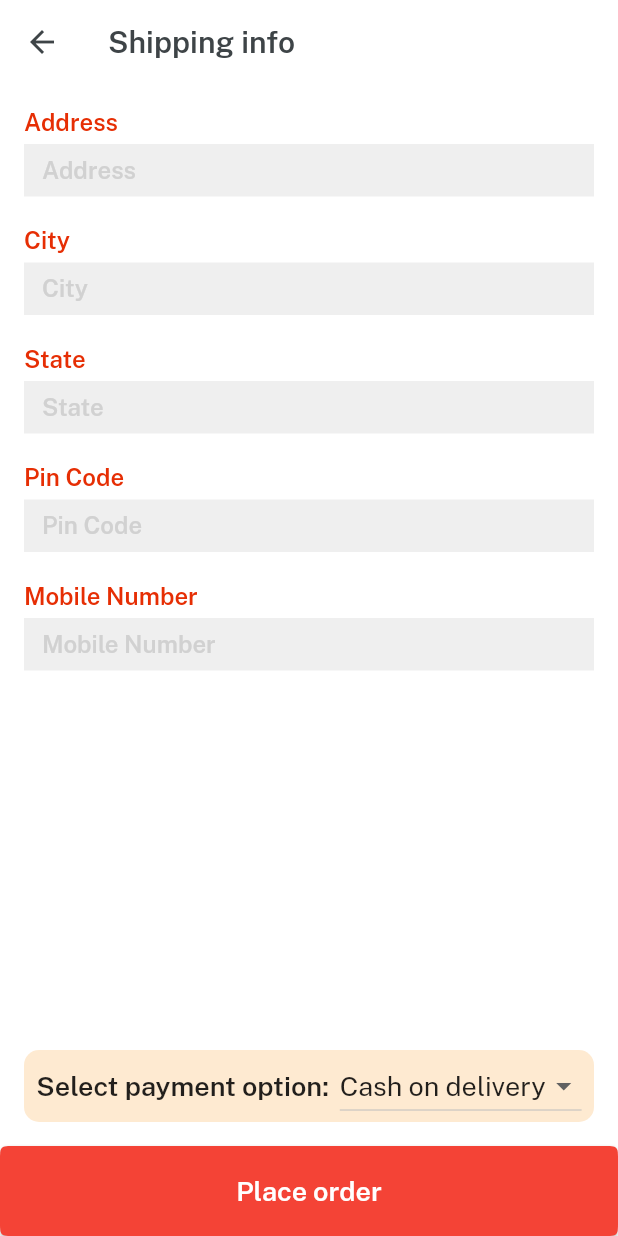
After one commit to dushyant-sharma937/eCommerce_application_user, a Flutter app: the ShippingScreen screen opened directly, on a phone screen of 412 x 824 dp. The commit adds this screen. Run offline on Flutter 3.47's test engine with Material 2 defaults, Android fonts, the phone set to English and light mode, and no system bars; our stand-ins replace cloud_firestore, connectivity_plus, firebase_auth, firebase_core, firebase_storage, get and 3 more; accounts and stored records are empty.

Commit message:
shipping_screen and wishlist_screen added

```diff
--- a/lib/consts/firebase_consts.dart
+++ b/lib/consts/firebase_consts.dart
@@ -9,3 +9,6 @@ User? currentUser = auth.currentUser;
 const userCollections = "users";
 const productCollections = "products";
 const cartCollections = "cart";
+const chatCollections = "chats";
+const messagesCollections = "messages";
+const orderCollections = "orders";
--- a/lib/consts/lists.dart
+++ b/lib/consts/lists.dart
@@ -44,3 +44,6 @@ const itemDetailButtonsList = [
 
 const profileButtonList = [orders, wishlist, messages, editProfile];
 const profileButtonIcon = [icOrder, icOrders, icMessages, icEdit];
+
+const paymentGatewayImgList = [imgPaytm, imgCod, imgPaypal];
+const paymentGatewayList = [paytm, phonepe, gpay, cod];
--- a/lib/consts/strings.dart
+++ b/lib/consts/strings.dart
@@ -48,3 +48,8 @@ const wishlist = "My Wishlist",
     orders = "My Orders",
     messages = "Messages",
     editProfile = "Edit Profile";
+
+const paytm = "Paytm",
+    phonepe = "Phonepe",
+    gpay = "GPay",
+    cod = "Cash on delivery";
--- a/lib/controllers/cart_controller.dart
+++ b/lib/controllers/cart_controller.dart
@@ -1,7 +1,23 @@
+import 'package:cloud_firestore/cloud_firestore.dart';
+import 'package:emart_app/consts/consts.dart';
+import 'package:emart_app/controllers/home_controller.dart';
+import 'package:flutter/material.dart';
 import 'package:get/get.dart';
 
 class CartController extends GetxController {
   var tprice = 0.obs;
+
+  var addressController = TextEditingController();
+  var cityController = TextEditingController();
+  var stateController = TextEditingController();
+  var pinCodeController = TextEditingController();
+  var mobileController = TextEditingController();
+
+  late dynamic productSnapshot;
+
+  var productList = [];
+
+  var orderPlaced = false.obs;
 
   calculatePrice(data) {
     tprice.value = 0;
@@ -9,4 +25,49 @@ class CartController extends GetxController {
       tprice.value += int.parse("${data[i]['tprice']}");
     }
   }
+
+  placeMyOrder({required orderPaymentMethod, required totalAmount}) async {
+    orderPlaced(true);
+    await getProductDetails();
+    await firestore.collection(orderCollections).doc().set({
+      'order_code': "233981237",
+      'order_date': FieldValue.serverTimestamp(),
+      'order_by': currentUser!.uid,
+      'order_by_name': Get.find<HomeController>().username,
+      'order_by_email': currentUser!.email,
+      'order_by_address': addressController.text,
+      'order_by_city': cityController.text,
+      'order_by_state': stateController.text,
+      'order_by_pincode': pinCodeController.text,
+      'order_by_mobile': mobileController.text,
+      'shipping_method': "Home Delivery",
+      'payment_method': orderPaymentMethod,
+      'order_placed': true,
+      'order_confirmed': false,
+      'order_delivered': false,
+      'order_on_delivery': false,
+      'total_amount': totalAmount,
+      'orders': FieldValue.arrayUnion(productList),
+    });
+    orderPlaced(false);
+  }
+
+  getProductDetails() {
+    productList.clear();
+    for (var i = 0; i < productSnapshot.length; i++) {
+      productList.add({
+        'img': productSnapshot[i]['img'],
+        'quantity': productSnapshot[i]['quantity'],
+        'title': productSnapshot[i]['title'],
+        'vendor_id': productSnapshot[i]['vendor_id'],
+        'tprice': productSnapshot[i]['tprice'],
+      });
+    }
+  }
+
+  clearCart() {
+    for (var i = 0; i < productSnapshot.length; i++) {
+      firestore.collection(cartCollections).doc(productSnapshot[i].id).delete();
+    }
+  }
 }
--- /dev/null
+++ b/lib/views/cart_screen.dart/dropdown_menu.dart
@@ -0,0 +1,40 @@
+import 'package:emart_app/consts/consts.dart';
+import 'package:emart_app/consts/lists.dart';
+import 'package:flutter/material.dart';
+
+class DropdownDemo extends StatefulWidget {
+  const DropdownDemo({Key? key}) : super(key: key);
+  @override
+  State<DropdownDemo> createState() => _DropdownDemoState();
+}
+
+class _DropdownDemoState extends State<DropdownDemo> {
+  String dropdownValue = cod;
+  @override
+  Widget build(BuildContext context) {
+    return Center(
+      child: Column(
+        children: [
+          DropdownButton<String>(
+            value: dropdownValue,
+            items: paymentGatewayList
+                .map<DropdownMenuItem<String>>((String value) {
+              return DropdownMenuItem<String>(
+                value: value,
+                child: Text(
+                  value,
+                  style: const TextStyle(fontSize: 18),
+                ),
+              );
+            }).toList(),
+            onChanged: (String? newValue) {
+              setState(() {
+                dropdownValue = newValue!;
+              });
+            },
+          ),
+        ],
+      ),
+    );
+  }
+}
--- /dev/null
+++ b/lib/views/cart_screen.dart/shipping_screen.dart
@@ -0,0 +1,125 @@
+import 'package:emart_app/consts/consts.dart';
+import 'package:emart_app/controllers/cart_controller.dart';
+import 'package:emart_app/views/home_screen/home.dart';
+import 'package:emart_app/widgets/custom_text_field.dart';
+import 'package:emart_app/widgets/loading_indicator.dart';
+import 'package:flutter/material.dart';
+import 'package:get/get.dart';
+
+import 'dropdown_menu.dart';
+
+class ShippingScreen extends StatelessWidget {
+  const ShippingScreen({super.key});
+
+  @override
+  Widget build(BuildContext context) {
+    var controller = Get.find<CartController>();
+    return Scaffold(
+      backgroundColor: whiteColor,
+      appBar: AppBar(
+        title: "Shipping info"
+            .text
+            .black
+            .fontFamily(semibold)
+            .color(darkFontGrey)
+            .make(),
+      ),
+      bottomNavigationBar: Obx(
+        () => SizedBox(
+          height: 60,
+          child: controller.orderPlaced.value
+              ? const Center(child: LoadingIndicator())
+              : MaterialButton(
+                  onPressed: () async {
+                    if (controller.addressController.text.isNotEmpty &&
+                        controller.cityController.text.isNotEmpty &&
+                        controller.stateController.text.isNotEmpty &&
+                        controller.pinCodeController.text.length == 6 &&
+                        controller.mobileController.text.length == 10) {
+                      await controller.placeMyOrder(
+                          orderPaymentMethod: "Cash on Delivery",
+                          totalAmount: controller.tprice.value);
+                      await controller.clearCart();
+                      VxToast.show(context, msg: "Order placed successfully");
+                      Get.offAll(const Home());
+                    } else {
+                      VxToast.show(context,
+                          msg: "Please fill the details correctly");
+                    }
+                  },
+                  color: Colors.red,
+                  minWidth: context.width * 0.9,
+                  height: 60,
+                  elevation: 2,
+                  shape: ContinuousRectangleBorder(
+                      borderRadius: BorderRadius.circular(10)),
+                  child: "Place order"
+                      .text
+                      .size(18)
+                      .white
+                      .fontFamily(semibold)
+                      .make(),
+                ),
+        ),
+      ),
+      body: Padding(
+        padding: const EdgeInsets.all(16),
+        child: Column(
+          children: [
+            customTextField(
+                hint: "Address",
+                isPass: false,
+                title: "Address",
+                controller: controller.addressController),
+            20.heightBox,
+            customTextField(
+                hint: "City",
+                isPass: false,
+                title: "City",
+                controller: controller.cityController),
+            20.heightBox,
+            customTextField(
+                hint: "State",
+                isPass: false,
+                title: "State",
+                controller: controller.stateController),
+            20.heightBox,
+            customTextField(
+                hint: "Pin Code",
+                isPass: false,
+                title: "Pin Code",
+                type: TextInputType.number,
+                controller: controller.pinCodeController),
+            20.heightBox,
+            customTextField(
+                hint: "Mobile Number",
+                isPass: false,
+                title: "Mobile Number",
+                type: TextInputType.number,
+                controller: controller.mobileController),
+            const Spacer(),
+            Container(
+              decoration: BoxDecoration(
+                borderRadius: BorderRadius.circular(10),
+                color: lightGolden,
+              ),
+              child: Row(
+                mainAxisAlignment: MainAxisAlignment.spaceBetween,
+                children: [
+                  1.widthBox,
+                  "Select payment option:"
+                      .text
+                      .fontFamily(semibold)
+                      .size(18)
+                      .make(),
+                  const DropdownDemo(),
+                  1.widthBox,
+                ],
+              ),
+            ),
+          ],
+        ),
+      ),
+    );
+  }
+}
--- a/lib/widgets/custom_text_field.dart
+++ b/lib/widgets/custom_text_field.dart
@@ -2,7 +2,11 @@ import 'package:emart_app/consts/consts.dart';
 import 'package:flutter/material.dart';
 
 Widget customTextField(
-    {String? title, String? hint, controller, bool? isPass}) {
+    {String? title,
+    String? hint,
+    controller,
+    bool? isPass,
+    TextInputType type = TextInputType.text}) {
   return Column(
     crossAxisAlignment: CrossAxisAlignment.start,
     children: [
@@ -11,6 +15,7 @@ Widget customTextField(
       TextFormField(
         obscureText: isPass!,
         controller: controller,
+        keyboardType: type,
         decoration: InputDecoration(
             hintText: hint!,
             hintStyle: const TextStyle(
```
Also changed, not shown: lib/controllers/chats_controller.dart (added, +71 -0 lines), lib/controllers/product_controller.dart (+22 -1 lines), lib/services/firebase_services.dart (+9 -0 lines), lib/views/cart_screen.dart/cart_screen.dart (+20 -15 lines), lib/views/category_screen/item_details.dart (+26 -9 lines), lib/views/chat_screen/chat_screen.dart (+51 -12 lines), lib/views/chat_screen/components/chat_bubble.dart (+35 -11 lines).
